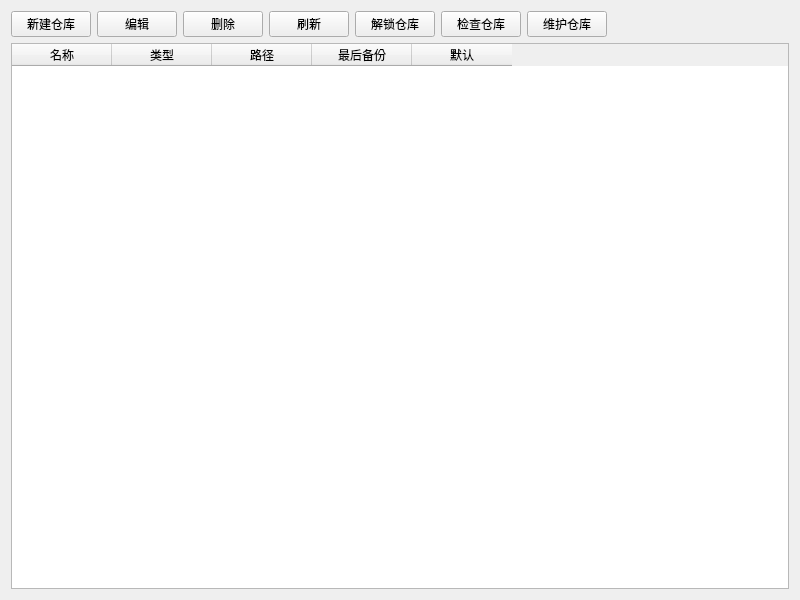
Qt form src/ui/pages/RepositoryPage.ui (zhanglt/restic-gui) before a commit.
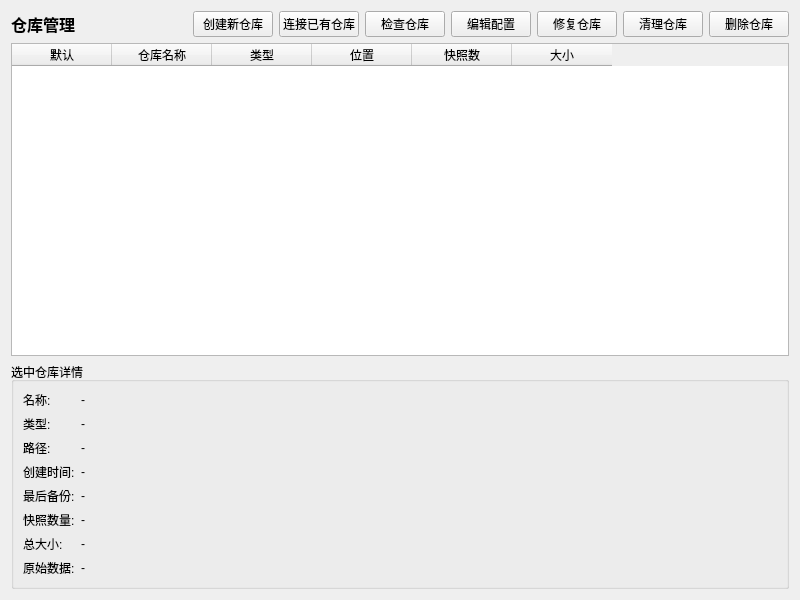
The same form after that commit.

Commit message: 优化仓库管理界面

Diff of the .ui file:
```diff
--- a/src/ui/pages/RepositoryPage.ui
+++ b/src/ui/pages/RepositoryPage.ui
@@ -14,51 +14,16 @@
    <item>
     <layout class="QHBoxLayout" name="toolbarLayout">
      <item>
-      <widget class="QPushButton" name="createButton">
-       <property name="text">
-        <string>新建仓库</string>
+      <widget class="QLabel" name="titleLabel">
+       <property name="font">
+        <font>
+         <pointsize>12</pointsize>
+         <weight>75</weight>
+         <bold>true</bold>
+        </font>
        </property>
-      </widget>
-     </item>
-     <item>
-      <widget class="QPushButton" name="editButton">
        <property name="text">
-        <string>编辑</string>
-       </property>
-      </widget>
-     </item>
-     <item>
-      <widget class="QPushButton" name="deleteButton">
-       <property name="text">
-        <string>删除</string>
-       </property>
-      </widget>
-     </item>
-     <item>
-      <widget class="QPushButton" name="refreshButton">
-       <property name="text">
-        <string>刷新</string>
-       </property>
-      </widget>
-     </item>
-     <item>
-      <widget class="QPushButton" name="unlockButton">
-       <property name="text">
-        <string>解锁仓库</string>
-       </property>
-      </widget>
-     </item>
-     <item>
-      <widget class="QPushButton" name="checkButton">
-       <property name="text">
-        <string>检查仓库</string>
-       </property>
-      </widget>
-     </item>
-     <item>
-      <widget class="QPushButton" name="pruneButton">
-       <property name="text">
-        <string>维护仓库</string>
+        <string>仓库管理</string>
        </property>
       </widget>
      </item>
@@ -75,6 +40,55 @@
        </property>
       </spacer>
      </item>
+     <item>
+      <widget class="QPushButton" name="createButton">
+       <property name="text">
+        <string>创建新仓库</string>
+       </property>
+      </widget>
+     </item>
+     <item>
+      <widget class="QPushButton" name="connectButton">
+       <property name="text">
+        <string>连接已有仓库</string>
+       </property>
+      </widget>
+     </item>
+     <item>
+      <widget class="QPushButton" name="checkButton">
+       <property name="text">
+        <string>检查仓库</string>
+       </property>
+      </widget>
+     </item>
+     <item>
+      <widget class="QPushButton" name="editButton">
+       <property name="text">
+        <string>编辑配置</string>
+       </property>
+      </widget>
+     </item>
+     <item>
+      <widget class="QPushButton" name="repairButton">
+       <property name="text">
+        <string>修复仓库</string>
+       </property>
+      </widget>
+     </item>
+     <item>
+      <widget class="QPushButton" name="pruneButton">
+       <property name="text">
+        <string>清理仓库</string>
+       </property>
+      </widget>
+     </item>
+     <item>
+      <widget class="QPushButton" name="deleteButton">
+       <property name="text">
+        <string>删除仓库</string>
+       </property>
+      </widget>
+     </item>
     </layout>
    </item>
    <item>
@@ -94,31 +108,161 @@
      <attribute name="horizontalHeaderDefaultSectionSize">
       <number>100</number>
      </attribute>
-     <column>
-      <property name="text">
-       <string>名称</string>
-      </property>
-     </column>
-     <column>
-      <property name="text">
-       <string>类型</string>
-      </property>
-     </column>
-     <column>
-      <property name="text">
-       <string>路径</string>
-      </property>
-     </column>
-     <column>
-      <property name="text">
-       <string>最后备份</string>
-      </property>
-     </column>
      <column>
       <property name="text">
        <string>默认</string>
       </property>
      </column>
+     <column>
+      <property name="text">
+       <string>仓库名称</string>
+      </property>
+     </column>
+     <column>
+      <property name="text">
+       <string>类型</string>
+      </property>
+     </column>
+     <column>
+      <property name="text">
+       <string>位置</string>
+      </property>
+     </column>
+     <column>
+      <property name="text">
+       <string>快照数</string>
+      </property>
+     </column>
+     <column>
+      <property name="text">
+       <string>大小</string>
+      </property>
+     </column>
+    </widget>
+   </item>
+   <item>
+    <widget class="QGroupBox" name="detailsGroup">
+     <property name="title">
+      <string>选中仓库详情</string>
+     </property>
+     <layout class="QVBoxLayout" name="verticalLayout_details">
+      <item>
+       <layout class="QFormLayout" name="formLayout">
+        <item row="0" column="0">
+         <widget class="QLabel" name="label_name">
+          <property name="text">
+           <string>名称:</string>
+          </property>
+         </widget>
+        </item>
+        <item row="0" column="1">
+         <widget class="QLabel" name="detailNameLabel">
+          <property name="text">
+           <string>-</string>
+          </property>
+         </widget>
+        </item>
+        <item row="1" column="0">
+         <widget class="QLabel" name="label_type">
+          <property name="text">
+           <string>类型:</string>
+          </property>
+         </widget>
+        </item>
+        <item row="1" column="1">
+         <widget class="QLabel" name="detailTypeLabel">
+          <property name="text">
+           <string>-</string>
+          </property>
+         </widget>
+        </item>
+        <item row="2" column="0">
+         <widget class="QLabel" name="label_path">
+          <property name="text">
+           <string>路径:</string>
+          </property>
+         </widget>
+        </item>
+        <item row="2" column="1">
+         <widget class="QLabel" name="detailPathLabel">
+          <property name="text">
+           <string>-</string>
+          </property>
+         </widget>
+        </item>
+        <item row="3" column="0">
+         <widget class="QLabel" name="label_created">
+          <property name="text">
+           <string>创建时间:</string>
+          </property>
+         </widget>
+        </item>
+        <item row="3" column="1">
+         <widget class="QLabel" name="detailCreatedLabel">
+          <property name="text">
+           <string>-</string>
+          </property>
+         </widget>
+        </item>
+        <item row="4" column="0">
+         <widget class="QLabel" name="label_lastBackup">
+          <property name="text">
+           <string>最后备份:</string>
+          </property>
+         </widget>
+        </item>
+        <item row="4" column="1">
+         <widget class="QLabel" name="detailLastBackupLabel">
+          <property name="text">
+           <string>-</string>
+          </property>
+         </widget>
+        </item>
+        <item row="5" column="0">
+         <widget class="QLabel" name="label_snapshots">
+          <property name="text">
+           <string>快照数量:</string>
+          </property>
+         </widget>
+        </item>
+        <item row="5" column="1">
+         <widget class="QLabel" name="detailSnapshotsLabel">
+          <property name="text">
+           <string>-</string>
+          </property>
+         </widget>
+        </item>
+        <item row="6" column="0">
+         <widget class="QLabel" name="label_size">
+          <property name="text">
+           <string>总大小:</string>
+          </property>
+         </widget>
+        </item>
+        <item row="6" column="1">
+         <widget class="QLabel" name="detailSizeLabel">
+          <property name="text">
+           <string>-</string>
+          </property>
+         </widget>
+        </item>
+        <item row="7" column="0">
+         <widget class="QLabel" name="label_original">
+          <property name="text">
+           <string>原始数据:</string>
+          </property>
+         </widget>
+        </item>
+        <item row="7" column="1">
+         <widget class="QLabel" name="detailOriginalLabel">
+          <property name="text">
+           <string>-</string>
+          </property>
+         </widget>
+        </item>
+       </layout>
+      </item>
+     </layout>
     </widget>
    </item>
   </layout>
```
The commit also changes 4 other files.
